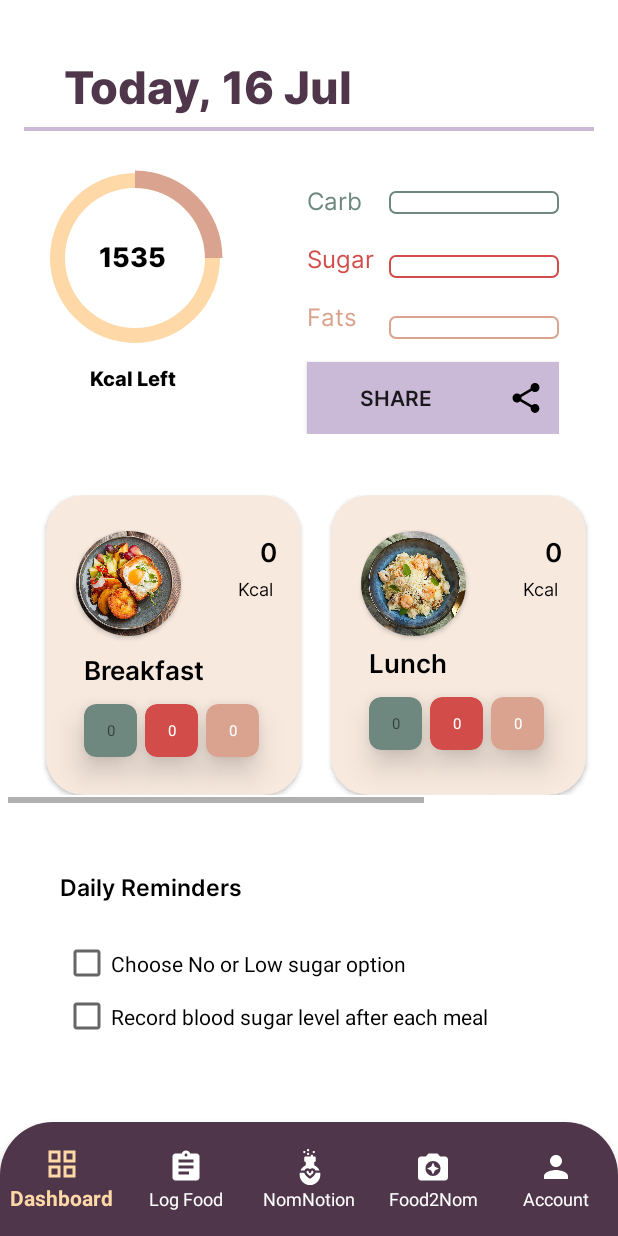
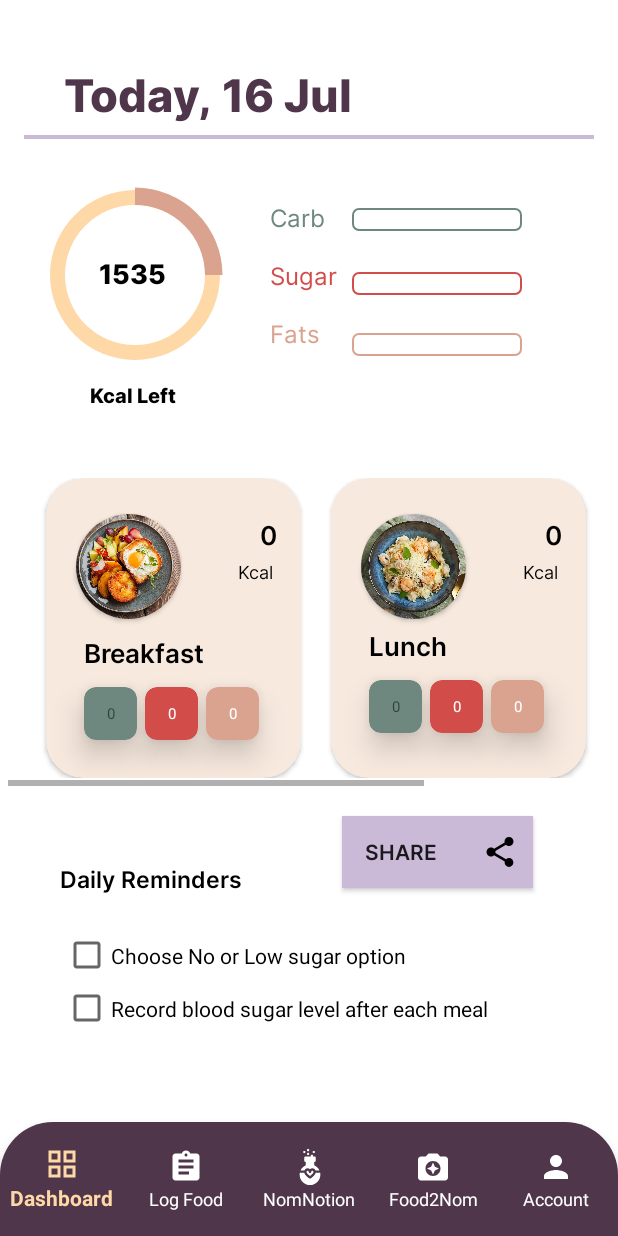
Before and after one commit to RaeanneZ/FoodNav, an Android app: the Dashboard screen opened directly, with no data from a screen before it, on a phone screen of 412 x 824 dp. Run offline under Robolectric (Android 15) with nearby library versions, the phone set to English and light mode, and no system bars; 1 statement that could not run was skipped.

Commit message:
Changed the button ui

```diff
--- a/app/src/main/res/layout/fragment_dashboard.xml
+++ b/app/src/main/res/layout/fragment_dashboard.xml
@@ -70,16 +70,16 @@
             android:layout_marginTop="10dp"
             android:layout_marginEnd="15dp"
             android:layout_marginBottom="20dp"
+            android:orientation="horizontal"
             app:layout_constraintBottom_toTopOf="@id/linearLayoutMealCard"
             app:layout_constraintEnd_toEndOf="parent"
             app:layout_constraintStart_toStartOf="parent"
             app:layout_constraintTop_toBottomOf="@id/linearLayoutTitle">
 
             <androidx.constraintlayout.widget.ConstraintLayout
-                android:layout_width="match_parent"
+                android:layout_width="wrap_content"
                 android:layout_height="wrap_content">
 
-                <!-- Pie Chart and Text -->
                 <RelativeLayout
                     android:id="@+id/RelativeLayoutCircularProgressBar"
                     android:layout_width="0dp"
@@ -140,20 +140,16 @@
                     app:layout_constraintStart_toStartOf="@+id/RelativeLayoutCircularProgressBar"
                     app:layout_constraintTop_toBottomOf="@+id/RelativeLayoutCircularProgressBar" />
 
-                <!-- Progress Bars and Button -->
                 <LinearLayout
                     android:id="@+id/linearLayoutMacroBars"
                     android:layout_width="wrap_content"
                     android:layout_height="wrap_content"
-                    android:orientation="vertical"
+                    android:orientation="horizontal"
                     app:layout_constraintEnd_toEndOf="parent"
-                    app:layout_constraintStart_toEndOf="@id/RelativeLayoutCircularProgressBar"
-                    app:layout_constraintTop_toTopOf="parent">
+                    app:layout_constraintStart_toEndOf="@+id/RelativeLayoutCircularProgressBar"
+                    app:layout_constraintTop_toTopOf="parent"
+                    tools:ignore="NotSibling">
 
-                    <LinearLayout
-                        android:layout_width="wrap_content"
-                        android:layout_height="wrap_content"
-                        android:orientation="horizontal">
 
                     <LinearLayout
                         android:layout_width="wrap_content"
@@ -228,24 +224,13 @@
                             android:progress="0"
                             android:progressDrawable="@drawable/custom_progress_bar_pink"
                             android:progressTint="@color/pink" />
-                        </LinearLayout>
+
                     </LinearLayout>
 
-                    <Button
-                        android:id="@+id/btnShare"
-                        android:layout_width="match_parent"
-                        android:layout_height="wrap_content"
-                        android:layout_marginLeft="10dp"
-                        android:layout_marginTop="15dp"
-                        android:background="@color/lavender"
-                        android:drawableRight="@drawable/baseline_share_24"
-                        android:drawablePadding="30dp"
-                        android:fontFamily="@font/inter_semibold"
-                        android:paddingLeft="15dp"
-                        android:paddingRight="10dp"
-                        android:text="Share" />
                 </LinearLayout>
+
             </androidx.constraintlayout.widget.ConstraintLayout>
+
         </RelativeLayout>
 
 
@@ -832,6 +817,23 @@
 
         </LinearLayout>
 
+        <Button
+            android:id="@+id/btnShare"
+            android:layout_width="wrap_content"
+            android:layout_height="wrap_content"
+            android:layout_marginTop="20dp"
+            android:background="@color/lavender"
+            android:drawableRight="@drawable/baseline_share_24"
+            android:drawablePadding="30dp"
+            android:fontFamily="@font/inter_semibold"
+            android:paddingLeft="15dp"
+            android:paddingRight="10dp"
+            android:text="Share"
+            app:layout_constraintEnd_toEndOf="parent"
+            app:layout_constraintHorizontal_bias="0.8"
+            app:layout_constraintStart_toStartOf="parent"
+            app:layout_constraintTop_toBottomOf="@+id/linearLayoutMealCard" />
+
         <LinearLayout
             android:id="@+id/linearLayoutMission"
             android:layout_width="0dp"
```
Lines whose indentation alone changed are shown as unchanged.
